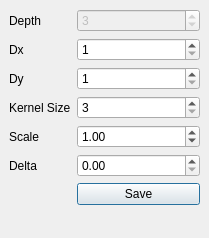
First picture: the form in forms/SobelEdgeDetection.ui, repository hmkum/opencvdemo-gui, before the edit.
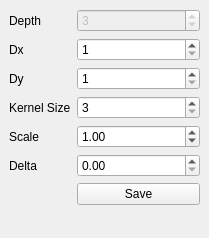
Second picture: the form after the edit.

Commit message: Changed all windows from QDialog to QMainWindow

Diff of the .ui file:
```diff
--- a/forms/SobelEdgeDetection.ui
+++ b/forms/SobelEdgeDetection.ui
@@ -1,7 +1,7 @@
 <?xml version="1.0" encoding="UTF-8"?>
 <ui version="4.0">
  <class>SobelEdgeDetection</class>
- <widget class="QDialog" name="SobelEdgeDetection">
+ <widget class="QMainWindow" name="SobelEdgeDetection">
   <property name="geometry">
    <rect>
     <x>0</x>
```
Left out of the diff: 2 changed lines with no effect on the pictures. The commit also changes 13 other files.
